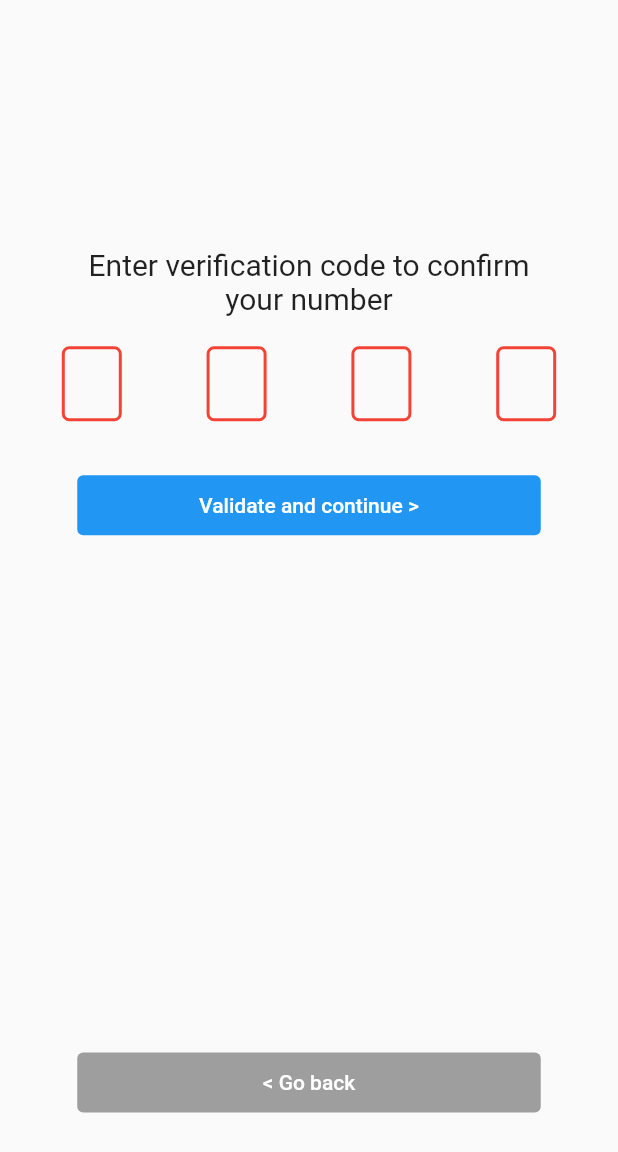
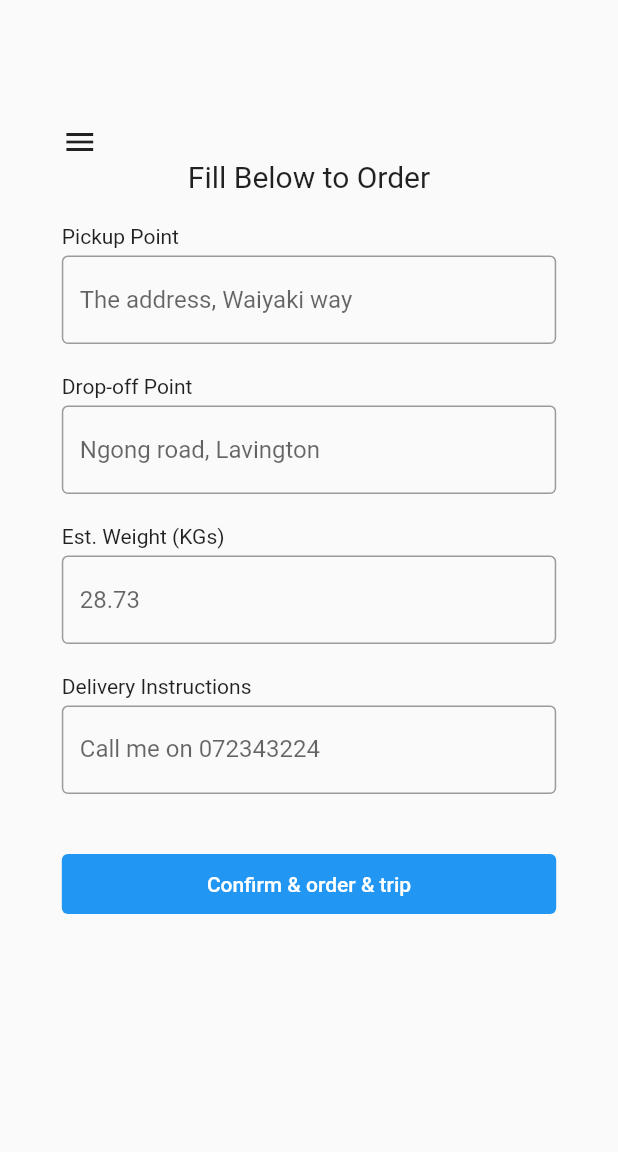
Before and after one commit to Brian1011/flutter-senior-mobile-app, a Flutter app: the VerificationScreen screen opened by its route, after a tap on "Validate and continue >", on a phone screen of 412 x 824 dp. Shown: the top 1152 px of the screen. Run offline on Flutter 3.47's test engine with Material 2 defaults, Android fonts, the phone set to English and light mode, and no system bars; drawn by our look-alikes of pin_code_fields; our stand-ins replace fluttertoast, sqflite; missing offline and left inert: jaguar_orm, jaguar_query_sqflite; accounts and stored records are empty.

Commit message:
design delivery screen

```diff
--- a/lib/auth/presentation/screens/verification_screen.dart
+++ b/lib/auth/presentation/screens/verification_screen.dart
@@ -15,7 +15,7 @@ class _VerificationScreenState extends State<VerificationScreen> {
 
   onSubmit() {
     if (isFormValid()) {
-      Navigator.of(context).pushNamed("/otp");
+      Navigator.of(context).pushReplacementNamed("/add-order");
     }
   }
 
--- a/lib/main.dart
+++ b/lib/main.dart
@@ -5,6 +5,7 @@ import 'package:test_app/auth/presentation/screens/verification_screen.dart';
 import 'package:test_app/auth/presentation/screens/welcome_screen.dart';
 import 'package:test_app/feature/presentation/feature_screen.dart';
 import 'package:test_app/feature/services/feature_service.dart';
+import 'package:test_app/order/presentation/add_order_screen.dart';
 import 'package:test_app/splash_screen.dart';
 
 void main() {
@@ -33,6 +34,7 @@ class MyApp extends StatelessWidget {
         '/welcome': (context) => WelcomeScreen(),
         '/register': (context) => RegistrationScreen(),
         '/verification': (context) => VerificationScreen(),
+        '/add-order': (context) => AddOrderScreen(),
         '/home': (context) => ListFeaturesScreen(),
       },
     );
--- /dev/null
+++ b/lib/order/presentation/add_order_screen.dart
@@ -0,0 +1,161 @@
+import 'package:flutter/material.dart';
+import 'package:test_app/utils/buttons_util.dart';
+
+class AddOrderScreen extends StatefulWidget {
+  const AddOrderScreen({Key key}) : super(key: key);
+
+  @override
+  State<AddOrderScreen> createState() => _AddOrderScreenState();
+}
+
+class _AddOrderScreenState extends State<AddOrderScreen> {
+  GlobalKey<FormState> formKey = new GlobalKey<FormState>();
+  TextEditingController pickupPointController = TextEditingController();
+  TextEditingController dropPointController = TextEditingController();
+  TextEditingController weightController = TextEditingController();
+  TextEditingController deliveryInstructionsController =
+      TextEditingController();
+
+  onSubmit() {
+    if (isFormValid()) {
+      Navigator.of(context).pushNamed("/verification");
+    }
+  }
+
+  isFormValid() {
+    if (formKey.currentState.validate()) {
+      return true;
+    } else {
+      return false;
+    }
+  }
+
+  @override
+  Widget build(BuildContext context) {
+    return Scaffold(
+      body: Center(
+        child: Form(
+          key: formKey,
+          child: Container(
+            width: MediaQuery.of(context).size.width * 0.8,
+            height: MediaQuery.of(context).size.height * 0.8,
+            child: Column(
+              mainAxisAlignment: MainAxisAlignment.center,
+              crossAxisAlignment: CrossAxisAlignment.center,
+              children: [
+                Expanded(
+                    child: ListView(
+                  children: [
+                    Row(
+                      children: [
+                        Icon(Icons.menu),
+                        Spacer(),
+                      ],
+                    ),
+                    Text(
+                      "Fill Below to Order",
+                      textAlign: TextAlign.center,
+                      style: TextStyle(fontSize: 20),
+                    ),
+                    const SizedBox(
+                      height: 20,
+                    ),
+                    Text("Pickup Point"),
+                    SizedBox(
+                      height: 5,
+                    ),
+                    TextFormField(
+                      controller: pickupPointController,
+                      decoration: InputDecoration(
+                        hintText: "The address, Waiyaki way",
+                        border: OutlineInputBorder(),
+                      ),
+                      validator: (value) {
+                        if (value.isEmpty) {
+                          return "Please enter pickup point";
+                        }
+                        return null;
+                      },
+                    ),
+                    const SizedBox(
+                      height: 20,
+                    ),
+                    Text("Drop-off Point"),
+                    SizedBox(
+                      height: 5,
+                    ),
+                    TextFormField(
+                      controller: dropPointController,
+                      decoration: InputDecoration(
+                        hintText: "Ngong road, Lavington",
+                        border: OutlineInputBorder(),
+                      ),
+                      validator: (value) {
+                        if (value.isEmpty) {
+                          return "Please enter drop point";
+                        }
+                        return null;
+                      },
+                    ),
+                    const SizedBox(
+                      height: 20,
+                    ),
+                    Text("Est. Weight (KGs)"),
+                    SizedBox(
+                      height: 5,
+                    ),
+                    TextFormField(
+                      controller: weightController,
+                      keyboardType: TextInputType.number,
+                      decoration: InputDecoration(
+                        hintText: "28.73",
+                        border: OutlineInputBorder(),
+                      ),
+                      validator: (value) {
+                        if (value.isEmpty) {
+                          return "Please enter weight";
+                        }
+                        return null;
+                      },
+                    ),
+                    const SizedBox(
+                      height: 20,
+                    ),
+                    Text("Delivery Instructions"),
+                    SizedBox(
+                      height: 5,
+                    ),
+                    TextFormField(
+                      controller: deliveryInstructionsController,
+                      decoration: InputDecoration(
+                        labelText: "Call me on 072343224",
+                        border: OutlineInputBorder(),
+                      ),
+                      validator: (value) {
+                        if (value.isEmpty) {
+                          return "Please enter delivery instructions";
+                        }
+                        return null;
+                      },
+                    ),
+                    const SizedBox(
+                      height: 40,
+                    ),
+                    Container(
+                      height: 40,
+                      width: MediaQuery.of(context).size.width * 0.75,
+                      child: TextButton(
+                          onPressed: onSubmit,
+                          child: Text("Confirm & order & trip"),
+                          style: primaryButtonStyle),
+                    )
+                  ],
+                )),
+              ],
+            ),
+          ),
+        ),
+      ),
+    );
+  }
+}
```
Also changed, not shown: lib/order/presentation/list_orders_screen.dart (added).
